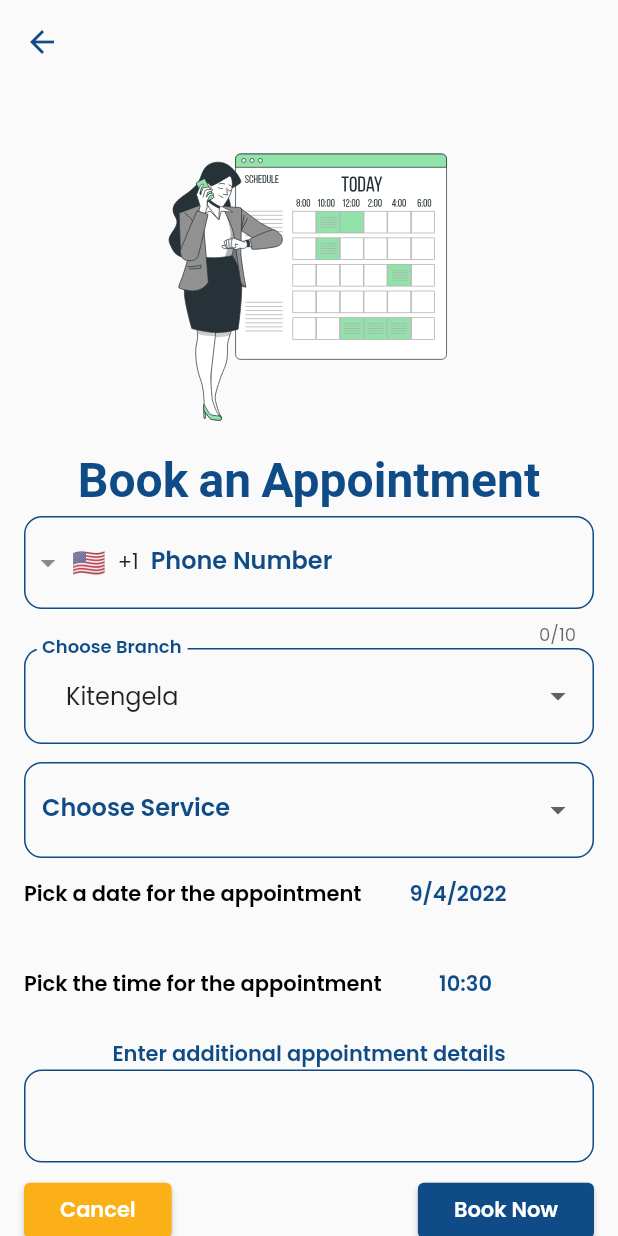
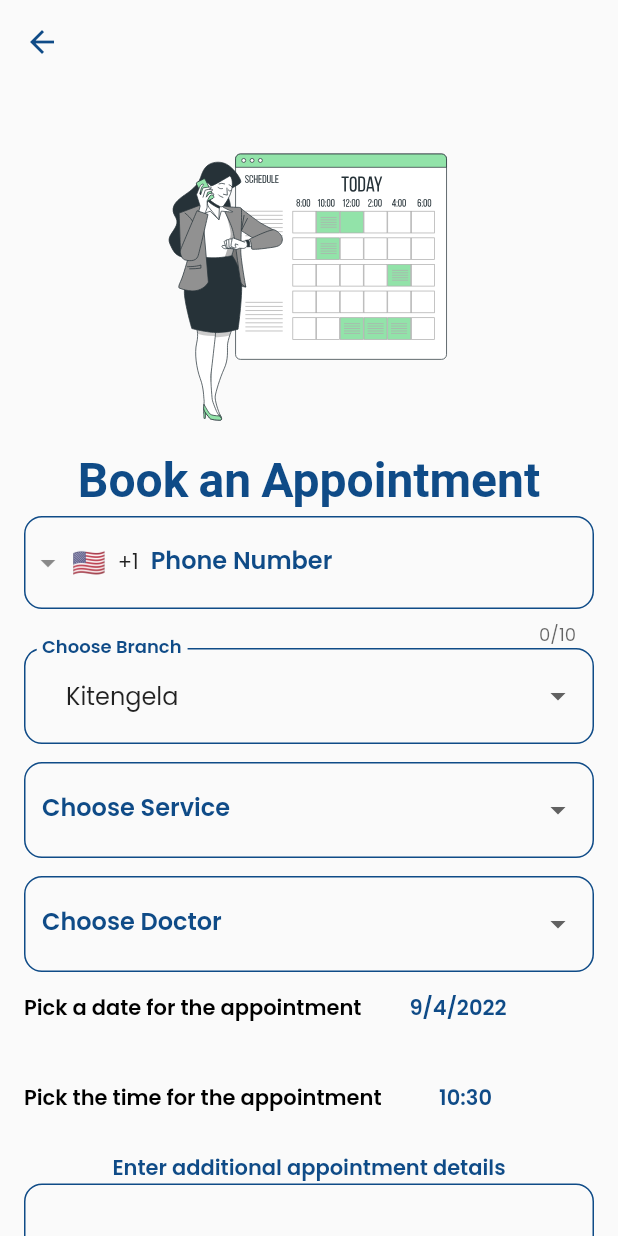
Before and after one commit to Crucialjun/dentmind_dental_centre, a Flutter app: the MainDashboard screen opened directly, after a tap on "Book Now", on a phone screen of 412 x 824 dp. Run offline on Flutter 3.47's test engine with Material 2 defaults, Android fonts, the phone set to English and light mode, and no system bars; drawn by our look-alikes of intl_phone_field; our stand-ins replace awesome_dialog, bottom_navy_bar, cloud_firestore, dropdown_button2, email_validator, firebase_auth and 7 more; missing offline and left inert: textfield_search; accounts and stored records are empty; Roboto replaces fonts that are missing (Chivo); project files that could hold a hidden picture were left out.

Commit message:
Appointments card edit,add doctor class

```diff
--- /dev/null
+++ b/assets/doctors.json
@@ -0,0 +1,12 @@
+[
+  {
+    "doctorName": "Doctor Nabea",
+    "doctorProffesion": "Dental Surgeon",
+    "imageUrl": "https://firebasestorage.googleapis.com/v0/b/dentmind-8da6e.appspot.com/o/doctors%2FDr.%20Nabea.jpg?alt=media&token=fb6a455f-986b-4f13-a4b3-5d5f25b29b9b"
+  },
+  {
+    "doctorName": "Doctor Muturi",
+    "doctorProffesion": "Dental Surgeon",
+    "imageUrl": "https://firebasestorage.googleapis.com/v0/b/dentmind-8da6e.appspot.com/o/doctors%2FDr.Muturi.jpg?alt=media&token=575575c1-a80a-47d1-b99a-617a6bc28df2"
+  }
+]
--- a/lib/models/appointment_model.dart
+++ b/lib/models/appointment_model.dart
@@ -1,6 +1,7 @@
 import 'dart:convert';
 
 import 'package:cloud_firestore/cloud_firestore.dart';
+import 'package:dentmind_dental_centre/models/doctor_model.dart';
 
 class Appointment {
   String clientuid;
@@ -9,6 +10,7 @@ class Appointment {
   String service;
   DateTime time;
   String additionalInfo;
+  Doctor doctor;
   Appointment({
     required this.clientuid,
     required this.phonenumber,
@@ -16,6 +18,7 @@ class Appointment {
     required this.service,
     required this.time,
     required this.additionalInfo,
+    required this.doctor,
   });
 
   Appointment copyWith({
@@ -25,6 +28,7 @@ class Appointment {
     String? service,
     DateTime? time,
     String? additionalInfo,
+    Doctor? doctor,
   }) {
     return Appointment(
       clientuid: clientuid ?? this.clientuid,
@@ -33,6 +37,7 @@ class Appointment {
       service: service ?? this.service,
       time: time ?? this.time,
       additionalInfo: additionalInfo ?? this.additionalInfo,
+      doctor: doctor ?? this.doctor,
     );
   }
 
@@ -44,6 +49,7 @@ class Appointment {
       'service': service,
       'time': time.millisecondsSinceEpoch,
       'additionalInfo': additionalInfo,
+      'doctor': doctor.toMap()
     };
   }
 
@@ -55,6 +61,7 @@ class Appointment {
       service: map['service'] ?? '',
       time: DateTime.fromMillisecondsSinceEpoch(map['time']),
       additionalInfo: map['additionalInfo'] ?? '',
+      doctor: map['doctor'] ?? '',
     );
   }
 
@@ -66,6 +73,7 @@ class Appointment {
       service: snap['service'] ?? '',
       time: DateTime.fromMillisecondsSinceEpoch(snap['time']),
       additionalInfo: snap['additionalInfo'] ?? '',
+      doctor: Doctor.fromMap(snap['doctor']),
     );
   }
 
@@ -89,7 +97,8 @@ class Appointment {
         other.branch == branch &&
         other.service == service &&
         other.time == time &&
-        other.additionalInfo == additionalInfo;
+        other.additionalInfo == additionalInfo &&
+        other.doctor == doctor;
   }
 
   @override
@@ -99,6 +108,7 @@ class Appointment {
         branch.hashCode ^
         service.hashCode ^
         time.hashCode ^
-        additionalInfo.hashCode;
+        additionalInfo.hashCode ^
+        doctor.hashCode;
   }
 }
--- /dev/null
+++ b/lib/models/doctor_model.dart
@@ -0,0 +1,62 @@
+import 'dart:convert';
+
+class Doctor {
+  String doctorName;
+  String doctorProffesion;
+  String imageUrl;
+  Doctor({
+    required this.doctorName,
+    required this.doctorProffesion,
+    required this.imageUrl,
+  });
+
+  Doctor copyWith({
+    String? doctorName,
+    String? doctorProffesion,
+    String? imageUrl,
+  }) {
+    return Doctor(
+      doctorName: doctorName ?? this.doctorName,
+      doctorProffesion: doctorProffesion ?? this.doctorProffesion,
+      imageUrl: imageUrl ?? this.imageUrl,
+    );
+  }
+
+  Map<String, dynamic> toMap() {
+    return {
+      'doctorName': doctorName,
+      'doctorProffesion': doctorProffesion,
+      'imageUrl': imageUrl,
+    };
+  }
+
+  factory Doctor.fromMap(Map<String, dynamic> map) {
+    return Doctor(
+      doctorName: map['doctorName'] ?? '',
+      doctorProffesion: map['doctorProffesion'] ?? '',
+      imageUrl: map['imageUrl'] ?? '',
+    );
+  }
+
+  String toJson() => json.encode(toMap());
+
+  factory Doctor.fromJson(String source) => Doctor.fromMap(json.decode(source));
+
+  @override
+  String toString() =>
+      'Doctor(doctorName: $doctorName, doctorProffesion: $doctorProffesion, imageUrl: $imageUrl)';
+
+  @override
+  bool operator ==(Object other) {
+    if (identical(this, other)) return true;
+
+    return other is Doctor &&
+        other.doctorName == doctorName &&
+        other.doctorProffesion == doctorProffesion &&
+        other.imageUrl == imageUrl;
+  }
+
+  @override
+  int get hashCode =>
+      doctorName.hashCode ^ doctorProffesion.hashCode ^ imageUrl.hashCode;
+}
--- a/lib/screens/appointment_booking_screen.dart
+++ b/lib/screens/appointment_booking_screen.dart
@@ -15,13 +15,16 @@ import 'package:intl_phone_field/phone_number.dart';
 import 'package:provider/provider.dart';
 
 import '../models/appointment_model.dart';
+import '../models/doctor_model.dart';
 import '../models/services_model.dart';
 
 class AppoitnmentBooking extends StatefulWidget {
-  const AppoitnmentBooking({Key? key, required this.location})
+  const AppoitnmentBooking(
+      {Key? key, required this.location, required this.name})
       : super(key: key);
 
   final String location;
+  final String name;
 
   @override
   State<AppoitnmentBooking> createState() => _AppoitnmentBookingState();
@@ -34,8 +37,10 @@ class _AppoitnmentBookingState extends State<AppoitnmentBooking> {
     'Buruburu',
   ];
   List listOfServices = [];
+  List listOfDoctors = [];
   String? selectedBranch;
   String? selectedService;
+  Doctor? selectedDoctor;
   DateTime _selectedDate = DateTime.now();
   TimeOfDay _selectedTime = TimeOfDay.now();
   PhoneNumber? _phoneNumber;
@@ -46,10 +51,13 @@ class _AppoitnmentBookingState extends State<AppoitnmentBooking> {
   bool isDateSelected = false;
   bool isTimeSelected = false;
 
+  Doctor? chosenDoctor;
+
   @override
   void initState() {
     super.initState();
     loadServices();
+    loadDoctors();
   }
 
   @override
@@ -149,6 +157,29 @@ class _AppoitnmentBookingState extends State<AppoitnmentBooking> {
                   });
                 },
                 onSaved: (value) {},
+              ),
+              const SizedBox(
+                height: 12,
+              ),
+              DropdownButtonFormField2(
+                focusColor: Colors.white,
+                value: selectedDoctor,
+                items: listOfDoctors
+                    .map((e) => DropdownMenuItem(
+                          value: e,
+                          child: Text(
+                            (e).doctorName,
+                            style: const TextStyle(color: Colors.black),
+                          ),
+                        ))
+                    .toList(),
+                decoration:
+                    const TextFormDecoration(labelString: "Choose Doctor"),
+                onChanged: (value) {
+                  setState(() {
+                    selectedDoctor = value as Doctor?;
+                  });
+                },
               ),
               Row(
                 children: [
@@ -270,7 +301,8 @@ class _AppoitnmentBookingState extends State<AppoitnmentBooking> {
                             branch: branch ?? widget.location,
                             service: service ?? "",
                             time: DateTime.now(),
-                            additionalInfo: additionalInfo);
+                            additionalInfo: additionalInfo,
+                            doctor: selectedDoctor!);
 
                         FirebaseStorageMethods()
                             .addAppointment(appointment, _client?.uid ?? "");
@@ -301,10 +333,23 @@ class _AppoitnmentBookingState extends State<AppoitnmentBooking> {
     List decode = jsonDecode(list);
 
     for (var i = 0; i < decode.length; i++) {
-      var services = DentmindServices.fromJson(decode[i]);
+      var services = DentmindServices.fromMap(decode[i]);
       listOfServices.add(services.serviceName);
     }
 
     setState(() {});
   }
+
+  Future loadDoctors() async {
+    var listOfDoctorsJsons = await rootBundle.loadString('assets/doctors.json');
+
+    List decode = jsonDecode(listOfDoctorsJsons);
+
+    for (var i = 0; i < decode.length; i++) {
+      var doctor = Doctor.fromMap(decode[i]);
+      listOfDoctors.add(doctor);
+    }
+
+    setState(() {});
+  }
 }
--- a/lib/screens/appointments_screens.dart
+++ b/lib/screens/appointments_screens.dart
@@ -23,6 +23,7 @@ class _AppointmentsScreenState extends State<AppointmentsScreen> {
     return Scaffold(
       backgroundColor: Colors.white,
       appBar: AppBar(
+        backgroundColor: Colors.purpleAccent,
         title: const Text(
           "My Appointments",
         ),
@@ -76,6 +77,7 @@ class _AppointmentsScreenState extends State<AppointmentsScreen> {
   }
 
   Future<List<Appointment>> loadAppointments(List appointmentsids) async {
+    print(appointmentsids);
     List<Appointment> appointmentsList = [];
     for (var id in appointmentsids) {
       Appointment? appointment =
--- a/lib/screens/main_dashboard.dart
+++ b/lib/screens/main_dashboard.dart
@@ -240,7 +240,7 @@ class _MainDashboardState extends State<MainDashboard> {
                     children: const [
                       AppointmentCard(
                           speciality: "Dental Surgeon",
-                          name: "Nabea",
+                          name: "Doctor Nabea",
                           qualification: "Bachelor of Dental Surgery (BDS)",
                           image: "nabea",
                           location: "Kitengela"),
@@ -249,7 +249,7 @@ class _MainDashboardState extends State<MainDashboard> {
                       ),
                       AppointmentCard(
                           speciality: "Dental Surgeon",
-                          name: "Muturi",
+                          name: "Doctor Muturi",
                           qualification: "Bachelor of Dental Surgery (BDS)",
                           image: "muturi",
                           location: "Mombasa Road"),
@@ -258,7 +258,7 @@ class _MainDashboardState extends State<MainDashboard> {
                       ),
                       AppointmentCard(
                           speciality: "Dental Surgeon",
-                          name: "Nabea",
+                          name: "Doctor Nabea",
                           qualification: "Bachelor of Dental Surgery (BDS)",
                           image: "nabea",
                           location: "Buruburu"),
--- a/lib/widgets/appointment_card.dart
+++ b/lib/widgets/appointment_card.dart
@@ -127,7 +127,8 @@ class _AppointmentCardState extends State<AppointmentCard> {
                         context,
                         MaterialPageRoute(
                             builder: ((context) => AppoitnmentBooking(
-                                location: widget.location))));
+                                location: widget.location,
+                                name: widget.name))));
                   },
                   child: const Text("Book Now"))
             ],
```
Also changed, not shown: lib/widgets/appointment_list_card.dart (+62 -17 lines).
